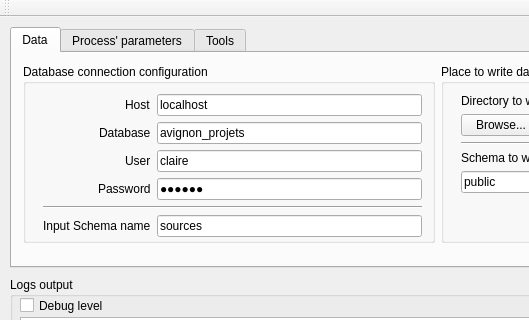
First picture: the form in src/mainwindow.ui, repository clag/morpheo, before the edit; both pictures show x 0 to 529 and y 0 to 320 of the 873 by 685 pixel window.
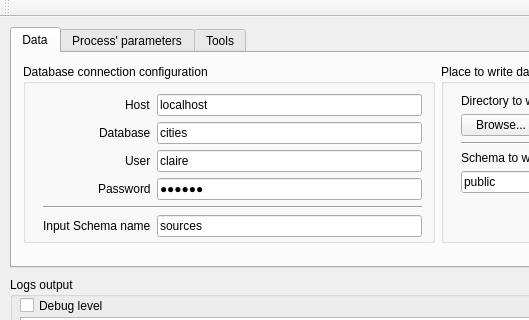
Second picture: the form after the edit.

```diff
--- a/src/mainwindow.ui
+++ b/src/mainwindow.ui
@@ -91,7 +91,7 @@
               <string/>
              </property>
              <property name="text">
-              <string>avignon_projets</string>
+              <string>cities</string>
              </property>
             </widget>
            </item>
```
Left out of the diff: 2 changed lines with no effect on the pictures.
